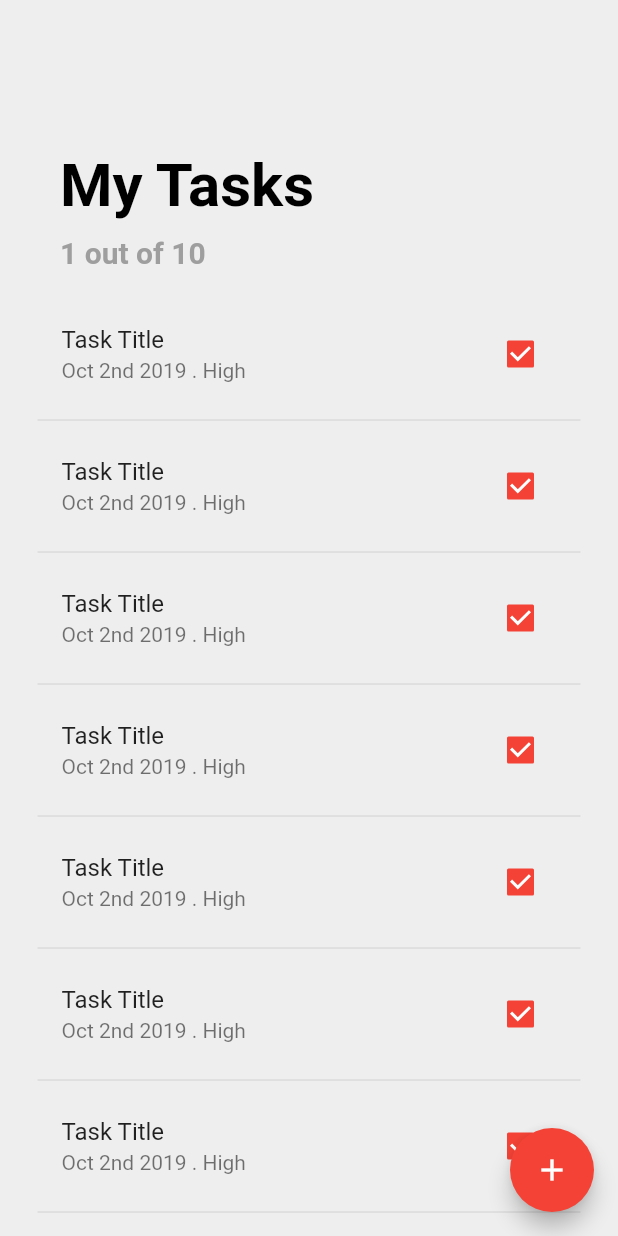
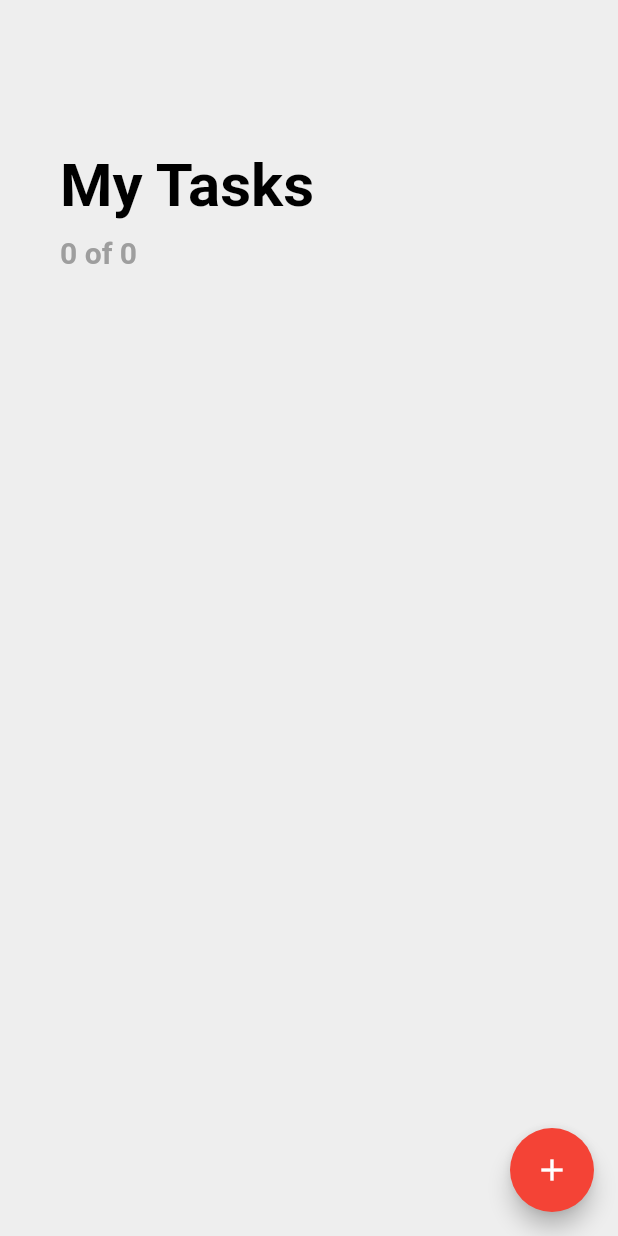
Before and after one commit to ankittale/Todo, a Flutter app: the screen it shows after launch, on a phone screen of 412 x 824 dp. Run offline on Flutter 3.47's test engine with Material 2 defaults, Android fonts, the phone set to English and light mode, and no system bars; our stand-ins replace sqflite; accounts and stored records are empty.

Commit message:
Added the code to update task

```diff
--- a/lib/src/home_screen.dart
+++ b/lib/src/home_screen.dart
@@ -1,4 +1,7 @@
 import 'package:flutter/material.dart';
+import 'package:intl/intl.dart';
+import 'package:todo_app/helper/database_helper.dart';
+import 'package:todo_app/model/task_model.dart';
 import 'package:todo_app/src/add_tasks_screen.dart';
 
 class HomeScreen extends StatefulWidget {
@@ -7,21 +10,51 @@ class HomeScreen extends StatefulWidget {
 }
 
 class _HomeScreenState extends State<HomeScreen> {
+  Future<List<Task>> _taskList;
+  final DateFormat _dateFormat = DateFormat('MMM dd, yyyy');
 
-  Widget _builldTasks(int index) {
+  @override
+  void initState() {
+    super.initState();
+    _updateTaskList();
+  }
+
+  _updateTaskList() {
+    setState(() {
+      _taskList = DatabaseHelper.instance.getTasksList();
+    });
+  }
+
+  Widget _builldTasks(Task task) {
     return Padding(
       padding: const EdgeInsets.symmetric(horizontal: 25.0),
       child: Column(
         children: <Widget>[
           ListTile(
-            title: Text('Task Title'),
-            subtitle: Text('Oct 2nd 2019 . High'),
+            title: Text(
+              task.title,
+              style: TextStyle(
+                  fontSize: 18.0,
+                  decoration: task.status == 0
+                      ? TextDecoration.none
+                      : TextDecoration.lineThrough),
+            ),
+            subtitle:
+                Text('${_dateFormat.format(task.date)} + ${task.priority}'),
             trailing: Checkbox(
               value: true,
-              onChanged: (value){
-                print(value);
+              onChanged: (value) {
+                task.status = value ? 1 : 0;
+                DatabaseHelper.instance.updateTask(task);
               },
               activeColor: Theme.of(context).primaryColor,
+            ),
+            onTap: () => Navigator.push(context,
+                MaterialPageRoute(builder: (_) => AddTasksScreen(
+                  updateTaskList: _updateTaskList,
+                  task: task
+                )
+              )
             ),
           ),
           Divider(),
@@ -35,17 +68,37 @@ class _HomeScreenState extends State<HomeScreen> {
     // TODO: implement build
     return Scaffold(
       floatingActionButton: FloatingActionButton(
-        onPressed: () => Navigator.push(context, MaterialPageRoute(builder: (_)=> AddTasksScreen())),
+        onPressed: () => Navigator.push(
+            context, MaterialPageRoute(builder: (_) => AddTasksScreen(
+              updateTaskList: _updateTaskList,
+            )
+          )
+        ),
         child: Icon(Icons.add),
         backgroundColor: Theme.of(context).primaryColor,
       ),
-      body: ListView.builder(
+      body: FutureBuilder(
+        future: _taskList,
+        builder: (context, snapshot) {
+          if (!snapshot.hasData) {
+            return Center(
+              child: CircularProgressIndicator(),
+            );
+          }
+
+          int completedTaskCount = snapshot.data
+              .where((Task task) => task.status == 1)
+              .toList()
+              .length;
+
+          return ListView.builder(
             padding: EdgeInsets.symmetric(vertical: 80.0),
-        itemCount: 10,
+            itemCount: 1 + snapshot.data.length,
             itemBuilder: (BuildContext context, int index) {
               if (index == 0) {
                 return Padding(
-              padding: EdgeInsets.symmetric(horizontal: 40.0, vertical: 20.0),
+                  padding:
+                      EdgeInsets.symmetric(horizontal: 40.0, vertical: 20.0),
                   child: Column(
                     crossAxisAlignment: CrossAxisAlignment.start,
                     children: <Widget>[
@@ -60,7 +113,7 @@ class _HomeScreenState extends State<HomeScreen> {
                         height: 10.0,
                       ),
                       Text(
-                    "1 out of 10",
+                        "$completedTaskCount of ${snapshot.data.length}",
                         style: TextStyle(
                           color: Colors.grey,
                           fontSize: 20.0,
@@ -71,7 +124,9 @@ class _HomeScreenState extends State<HomeScreen> {
                   ),
                 );
               }
-          return _builldTasks(index);
+              return _builldTasks(snapshot.data[index - 1]);
+            },
+          );
         },
       ),
     );
```
Also changed, not shown: lib/src/add_tasks_screen.dart (+23 -1 lines). Lines whose indentation alone changed are shown as unchanged.
